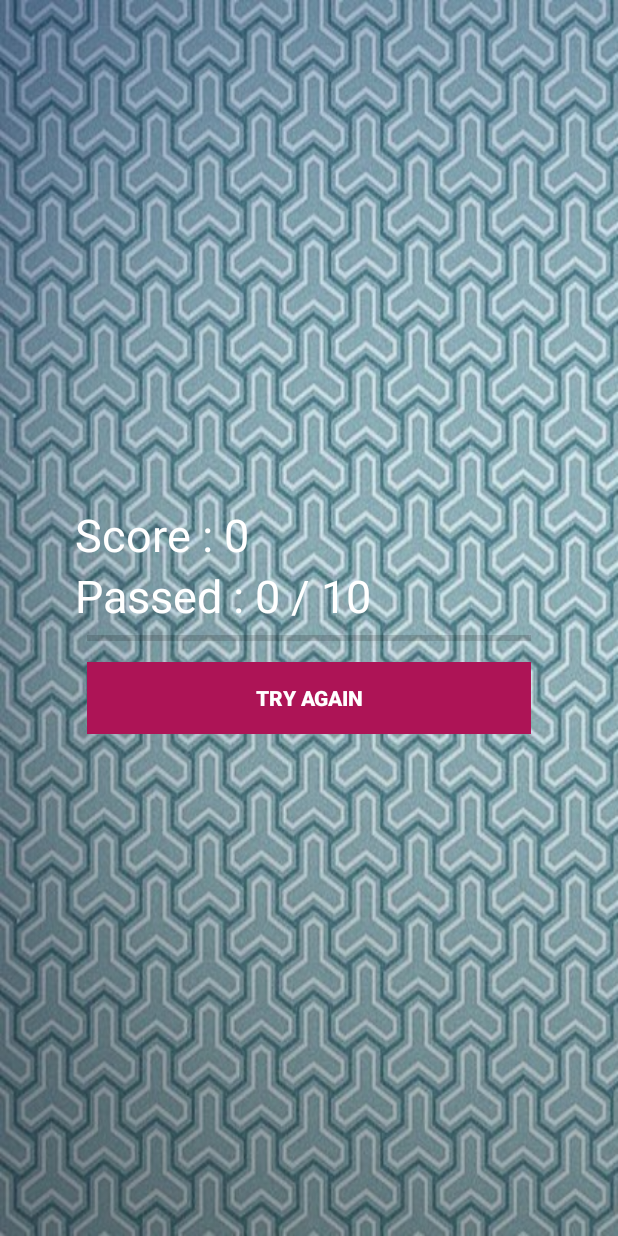
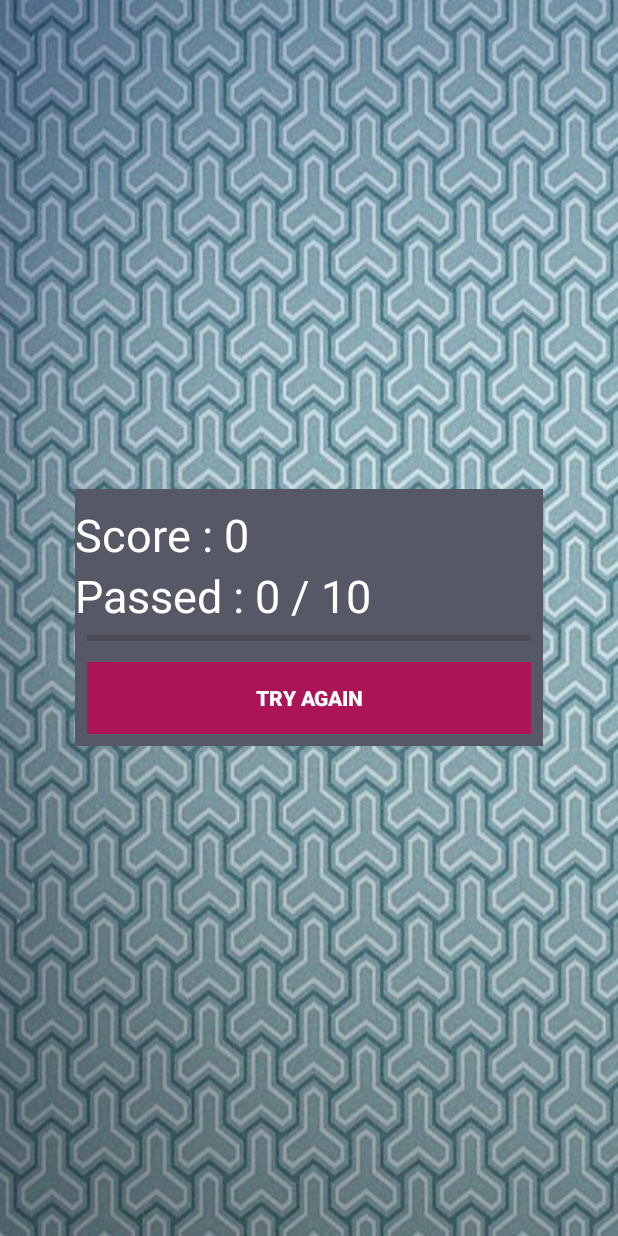
Before and after one commit to Woochul-Hyun/Firebase-EducationalGameApp, an Android app: the Done screen opened directly, with no data from a screen before it, on a phone screen of 412 x 824 dp. Run offline under Robolectric (Android 15) with nearby library versions, the phone set to English and light mode, and no system bars; our stand-ins replace Firebase (no records; nobody signed in at launch, a user with empty details on screens opened directly).

Commit message:
fix some code for the visibility

```diff
--- a/app/src/main/res/layout/activity_done.xml
+++ b/app/src/main/res/layout/activity_done.xml
@@ -19,6 +19,7 @@
             android:id="@+id/btnGroup"
             android:orientation="vertical"
             android:paddingTop="10dp"
+            android:background="@color/colorAccent"
             android:layout_width="match_parent"
             android:layout_height="wrap_content">
 
--- a/app/src/main/res/layout/activity_playing.xml
+++ b/app/src/main/res/layout/activity_playing.xml
@@ -14,6 +14,10 @@
         android:layout_alignParentTop="true"
         android:layout_centerHorizontal="true"
         android:layout_marginTop="25dp"
+        android:textSize="25sp"
+        android:textColor="@android:color/white"
+        android:background="@color/colorAccent"
+        android:layout_margin="16dp"
         android:gravity="center"
         android:layout_width="match_parent"
         android:layout_height="200dp" />
```
